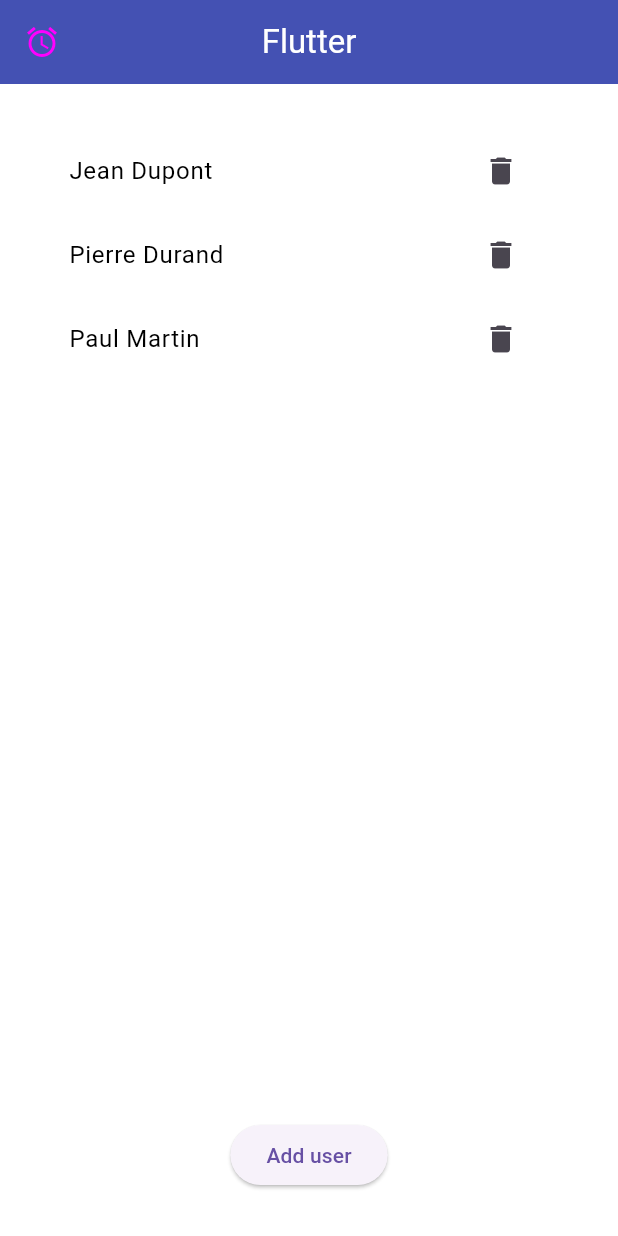
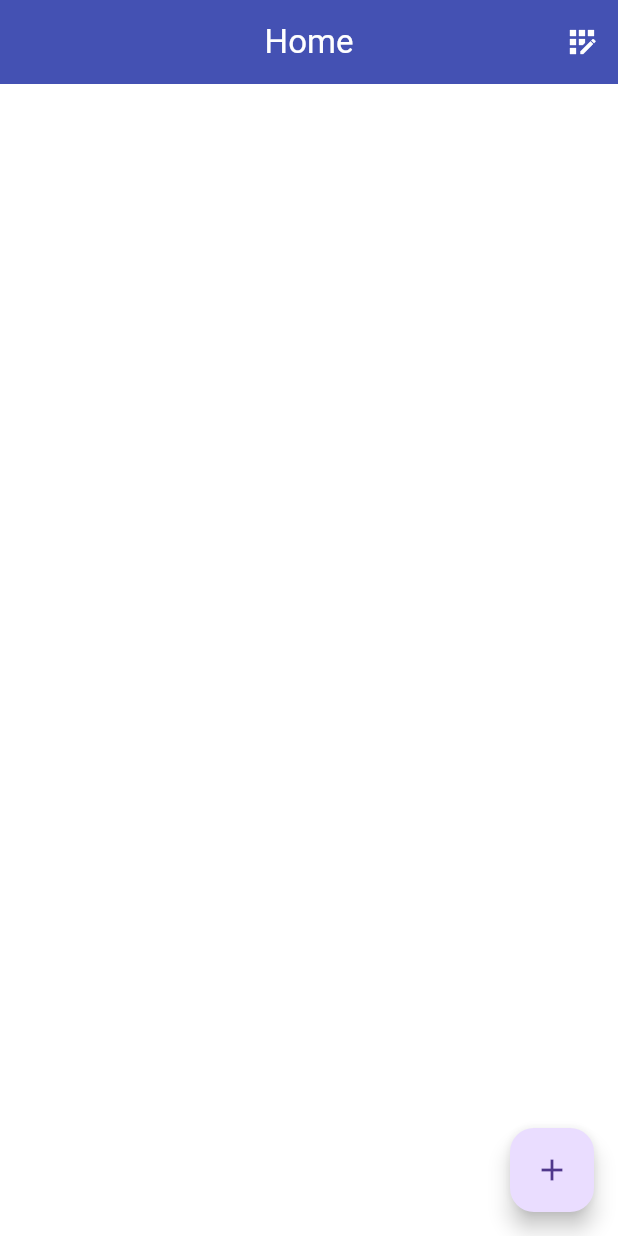
Before and after one commit to qdimanche/flutter-mvc, a Flutter app: the screen it shows after launch, on a phone screen of 412 x 824 dp. Run offline on Flutter 3.47's test engine with Material 3 defaults, Android fonts, the phone set to English and light mode, and no system bars; our stand-ins replace form_field_validator.

```diff
--- a/lib/main.dart
+++ b/lib/main.dart
@@ -1,5 +1,7 @@
 import 'package:flutter/material.dart';
 import 'package:form/screens/home_screen.dart';
+import 'package:form/screens/register_screen.dart';
+import 'package:form/screens/user_list_screen.dart';
 
 void main() {
   runApp(const MainApp());
@@ -20,7 +22,9 @@ class MainApp extends StatelessWidget {
       debugShowCheckedModeBanner: false,
       initialRoute: '/',
       routes: {
-        '/': (context) => const HomeScreen()
+        '/': (context) => const HomeScreen(),
+        '/user_list': (context) => const UserListScreen(),
+        '/register': (context) => const RegisterScreen(),
       },
     );
   }
--- a/lib/screens/home_screen.dart
+++ b/lib/screens/home_screen.dart
@@ -1,106 +1,24 @@
-import 'package:flutter/material.dart'; // Import for building UI components
-import 'package:form/models/user.dart'; // Import for User data model
-import 'package:form/controllers/user_controller.dart'; // Import for User management
-import 'package:form/screens/user_details_screen.dart';
-import 'package:form/widgets/add_user_form.dart'; // Import for Add User form widget
+import 'package:flutter/material.dart';
+
+import '../widgets/myscaffold.dart';
 
 class HomeScreen extends StatefulWidget {
-  const HomeScreen({super.key}); // StatefulWidget for state management
-
+  const HomeScreen({super.key});
   @override
-  State<StatefulWidget> createState() => _HomeScreen(); // Create state object
+  State<StatefulWidget> createState() {
+    return _HomeScreen();
+  }
 }
-
 class _HomeScreen extends State<HomeScreen> {
-  final UserController _userController =
-  UserController(); // User controller instance
-
-  Widget _buildUserList() {
-    // Builds a ListView displaying user information
-    return ListView.builder(
-      itemCount: _userController.users.length, // Get user count from controller
-      itemBuilder: (BuildContext context, int index) {
-        User user = _userController.users[index]; // Get user data at index
-        return ListTile(
-          onTap: () {
-            // Rediriger l'utilisateur vers la vue de détails de l'utilisateur
-            Navigator.push(
-              context,
-              MaterialPageRoute(builder: (context) => UserDetailsScreen(user: user)),
-            );
-          },
-          title: Text(
-            '${user.prenom} ${user.nom}', // Display user's first and last name
-            style: const TextStyle(
-              color: Colors.black, // Set text color to black
-            ),
-          ),
-          trailing: IconButton(
-            icon: const Icon(Icons.delete),
-            onPressed: () {
-              _userController.removeUser(user);
-              setState(() {});
-            },
-          ),
-        );
-      },
-    );
-  }
-
   @override
   void initState() {
     super.initState();
-    _userController
-        .loadUsers(); // Load initial user data on screen initialization
   }
-
-  Future<void> userAddDialog() async {
-    // Function to display a dialog for adding a new user
-    await showDialog(
-      context: context,
-      builder: (context) => AlertDialog(
-        title: const Text('Add User'), // Dialog title
-        content: AddUserForm(
-          userIsAddedCallback: (User user) {
-            // Callback for adding a user
-            _userController.addUser(user); // Add user to controller
-            setState(() {}); // Trigger UI rebuild to reflect changes
-          },
-        ),
-      ),
-    );
-  }
-
   @override
   Widget build(BuildContext context) {
-    return Scaffold(
-      appBar: AppBar(
-        title: const Text('Flutter', style: TextStyle(color: Colors.white)),
-        // App title
-        leading: const Icon(Icons.access_alarm, color: Color(0xFFFF00FF)),
-        // Leading icon
-        elevation: 10.0,
-        // App bar elevation
-        centerTitle: true, // Center title
-      ),
-      backgroundColor: const Color.fromRGBO(255, 255, 255, 1),
-      // Background color
-      body: Center(
-        child: Container(
-          margin: const EdgeInsets.all(30.0), // Container margin
-          width: 400, // Container width
-          child: Column(
-            children: [
-              Expanded(child: _buildUserList()), // Display user list widget
-              ElevatedButton(
-                // Elevated button to open add user dialog
-                onPressed: userAddDialog,
-                child: const Text("Add user"), // Button text
-              )
-            ],
-          ),
-        ),
-      ),
+    return const MyScaffold(
+      name: 'Home',
+      body: Center(),
     );
   }
 }
--- /dev/null
+++ b/lib/widgets/myscaffold.dart
@@ -0,0 +1,41 @@
+import 'package:flutter/material.dart';
+
+class MyScaffold extends StatelessWidget {
+  final Widget body;
+  final String name;
+  final List<Widget> actions;
+
+  const MyScaffold(
+      {super.key,
+      required this.body,
+      required this.name,
+      this.actions = const []});
+
+  @override
+  Widget build(BuildContext context) {
+    return Scaffold(
+      appBar: AppBar(
+        title: Text(name, style: const TextStyle(color: Colors.white)),
+        elevation: 10.0,
+        centerTitle: true,
+        actions: <Widget>[
+          IconButton(
+            icon: const Icon(Icons.app_registration, color: Colors.white),
+            onPressed: () {
+              Navigator.pushNamed(
+                context,
+                '/register',
+              );
+            },
+          ),
+        ],
+      ),
+      backgroundColor: const Color.fromRGBO(255, 255, 255, 1),
+      body: body,
+      floatingActionButton: const FloatingActionButton(
+        onPressed: null,
+        child: Icon(Icons.add),
+      ),
+    );
+  }
+}
```
Also changed, not shown: lib/api/user.dart (added, +29 -0 lines), lib/components/text_input.dart (added, +28 -0 lines), lib/screens/register_screen.dart (added, +23 -0 lines), lib/screens/user_list_screen.dart (added, +97 -0 lines), lib/utils/auth_validator.dart (added, +40 -0 lines), lib/widgets/forms/register_form.dart (added, +180 -0 lines).
